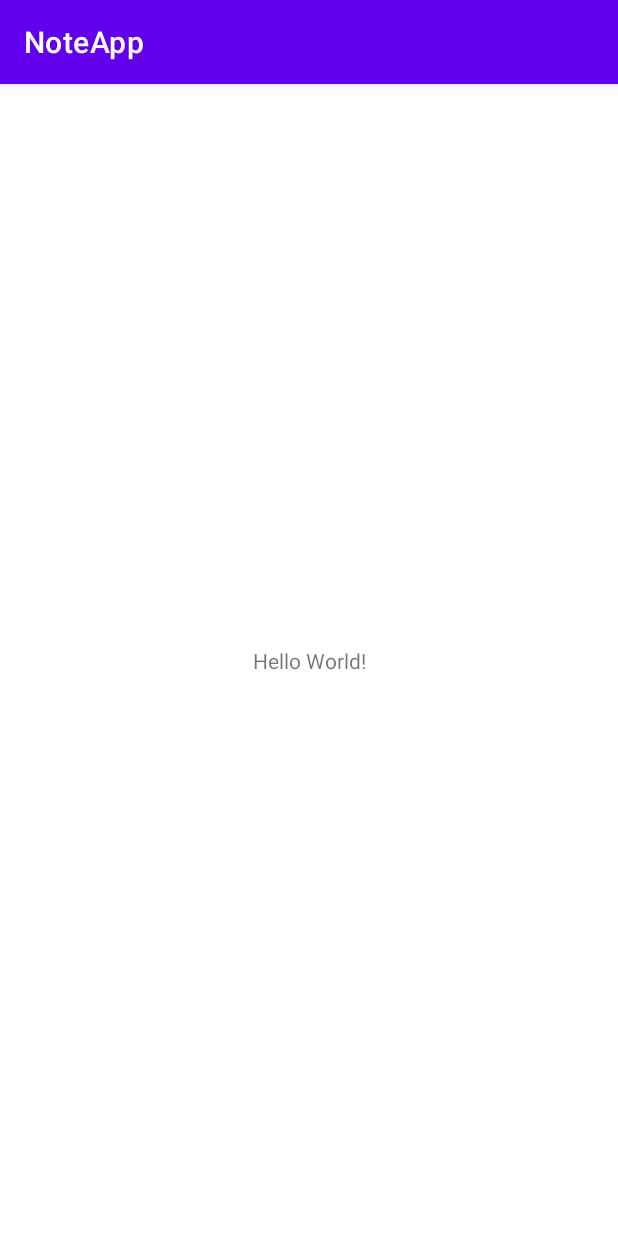
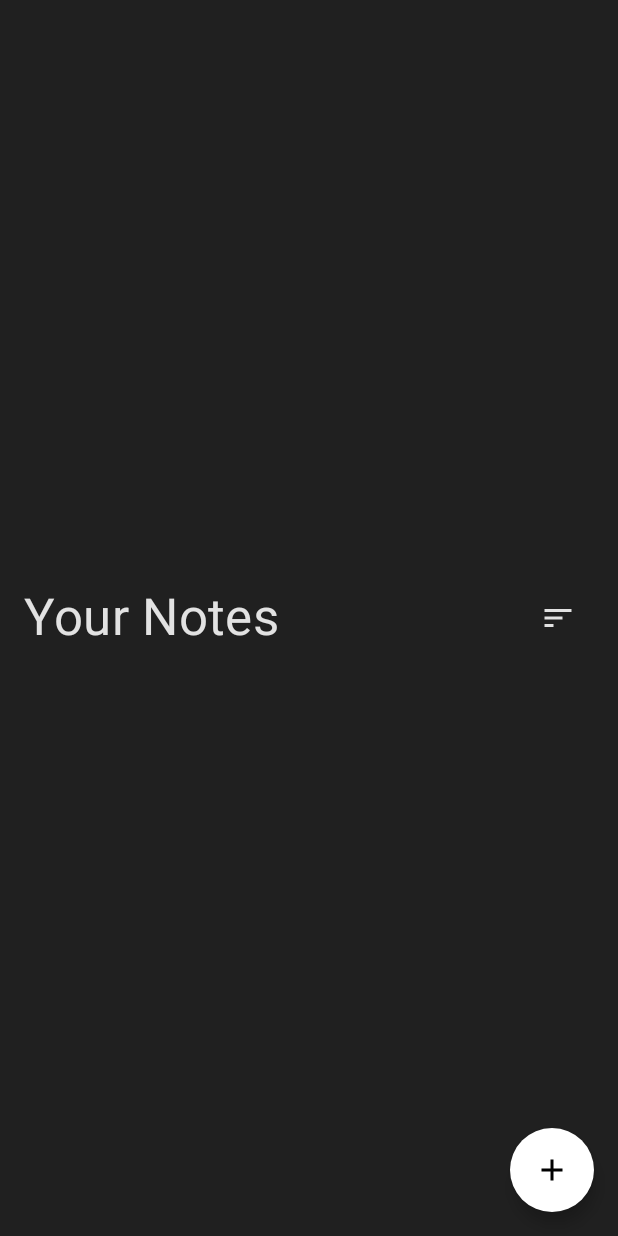
Before and after one commit to Saurabhy177/NoteApp, an Android app built with Jetpack Compose: the screen it shows after launch (MainActivity), on a phone screen of 412 x 824 dp. Run offline under Robolectric (Android 15) with nearby library versions, the phone set to English and light mode, and no system bars; our stand-ins replace Dagger/Hilt's generated code, Room's generated code.

Commit message:
all done

```diff
--- a/app/src/main/java/com/example/noteapp/feature_note/presentation/MainActivity.kt
+++ b/app/src/main/java/com/example/noteapp/feature_note/presentation/MainActivity.kt
@@ -1,12 +1,67 @@
 package com.example.noteapp.feature_note.presentation
 
-import androidx.appcompat.app.AppCompatActivity
 import android.os.Bundle
-import com.example.noteapp.R
+import androidx.activity.ComponentActivity
+import androidx.activity.compose.setContent
+import androidx.compose.animation.ExperimentalAnimationApi
+import androidx.compose.material.MaterialTheme
+import androidx.compose.material.Surface
+import androidx.navigation.NavType
+import androidx.navigation.compose.NavHost
+import androidx.navigation.compose.composable
+import androidx.navigation.compose.rememberNavController
+import androidx.navigation.navArgument
+import com.example.noteapp.feature_note.presentation.add_edit_note.components.AddEditNoteScreen
+import com.example.noteapp.feature_note.presentation.notes.components.NotesScreen
+import com.example.noteapp.feature_note.presentation.util.Screen
+import com.example.noteapp.ui.theme.CleanArchitectureNoteAppTheme
+import dagger.hilt.android.AndroidEntryPoint
 
-class MainActivity : AppCompatActivity() {
+@AndroidEntryPoint
+class MainActivity : ComponentActivity() {
+    @OptIn(ExperimentalAnimationApi::class)
     override fun onCreate(savedInstanceState: Bundle?) {
         super.onCreate(savedInstanceState)
-        setContentView(R.layout.activity_main)
+        setContent {
+            CleanArchitectureNoteAppTheme {
+                Surface(
+                    color = MaterialTheme.colors.background
+                ) {
+                    val navController = rememberNavController()
+                    NavHost(
+                        navController = navController,
+                        startDestination = Screen.NoteScreen.route
+                    ) {
+                        composable(route = Screen.NoteScreen.route) {
+                            NotesScreen(navController = navController)
+                        }
+                        composable(
+                            route = Screen.AddEditNoteScreen.route +
+                                    "?noteId={noteId}&noteColor={noteColor}",
+                            arguments = listOf(
+                                navArgument(
+                                    name = "noteId"
+                                ) {
+                                    type = NavType.IntType
+                                    defaultValue = -1
+                                },
+                                navArgument(
+                                    name = "noteColor"
+                                ) {
+                                    type = NavType.IntType
+                                    defaultValue = -1
+                                }
+                            )
+                        ) {
+                            val color = it.arguments?.getInt("noteColor") ?: -1
+                            AddEditNoteScreen(
+                                navController = navController,
+                                noteColor = color
+                            )
+                        }
+                    }
+                }
+            }
+        }
     }
 }
--- /dev/null
+++ b/app/src/main/java/com/example/noteapp/feature_note/presentation/util/Screen.kt
@@ -0,0 +1,6 @@
+package com.example.noteapp.feature_note.presentation.util
+
+sealed class Screen(val route: String) {
+    object NoteScreen: Screen("notes_screen")
+    object  AddEditNoteScreen: Screen("add_edit_note_screen")
+}
```
Also changed, not shown: app/src/main/java/com/example/noteapp/feature_note/presentation/add_edit_note/components/AddEditNoteScreen.kt (added, +150 -0 lines), app/src/main/java/com/example/noteapp/feature_note/presentation/add_edit_note/components/TransparentHintTextField.kt (added, +42 -0 lines), app/src/main/java/com/example/noteapp/feature_note/presentation/notes/components/NotesScreen.kt (+6 -2 lines).
